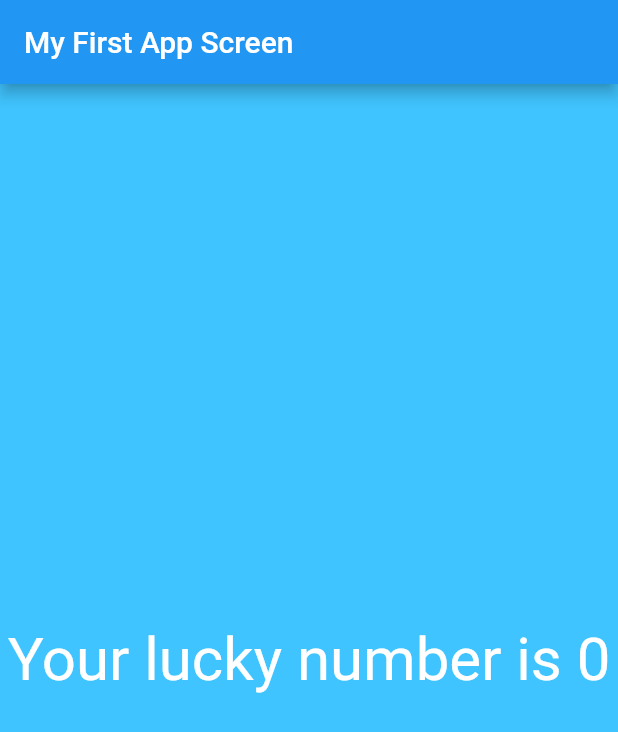
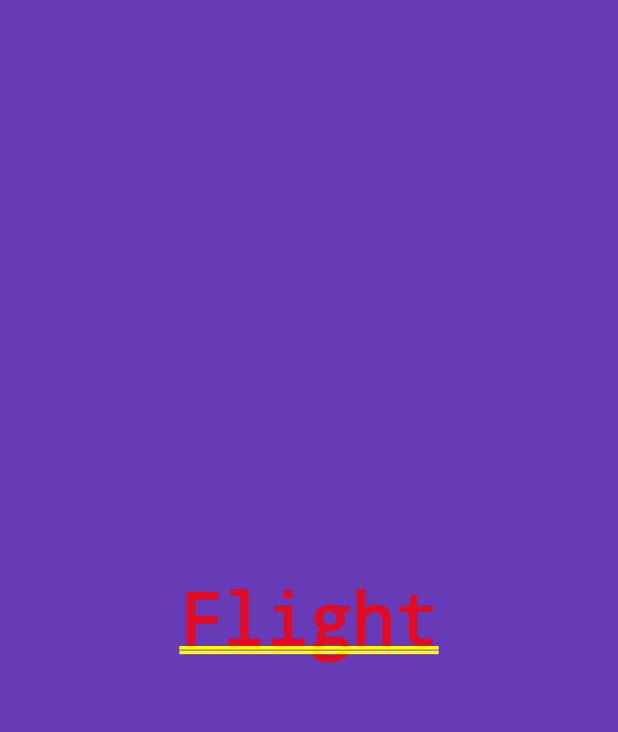
Before and after one commit to ahnayem-cse-sust/interest-calculator, a Flutter app: the screen it shows after launch, on a phone screen of 412 x 824 dp. Shown: the top 732 px of the screen. Run offline on Flutter 3.47's test engine with Material 2 defaults, Android fonts, the phone set to English and light mode, and no system bars.

Commit message:
app screen

```diff
--- a/flutter_app/lib/app_screens/first_screen.dart
+++ /dev/null
@@ -1,29 +0,0 @@
-import 'dart:math';
-
-import 'package:flutter/material.dart';
-
-class FirstScreen extends StatelessWidget{
-  @override
-  Widget build(BuildContext context) {
-    // TODO: implement build
-    return Material(
-      color: Colors.lightBlueAccent,
-      child: Center(
-        child: Text(
-          generateLuckyNumber(),
-          textDirection: TextDirection.ltr,
-          style: TextStyle(color: Colors.white, fontSize: 40.0),
-        ),
-      ),
-    );
-  }
-
-  String generateLuckyNumber() {
-
-    var random = Random();
-    int luckyNumber = random.nextInt(10);
-
-    return "Your lucky number is $luckyNumber";
-  }
-
-}
--- /dev/null
+++ b/flutter_app/lib/app_screens/home.dart
@@ -0,0 +1,15 @@
+import 'package:flutter/material.dart';
+
+class Home extends StatelessWidget {
+
+  @override
+  Widget build(BuildContext context) {
+
+    return Container(
+      alignment: Alignment.center,
+      color: Colors.deepPurple,
+      child: Text("Flight", textDirection: TextDirection.ltr),
+    );
+  }
+
+}
--- a/flutter_app/lib/main.dart
+++ b/flutter_app/lib/main.dart
@@ -1,23 +1,10 @@
 import 'package:flutter/material.dart';
-import 'package:flutter_app/app_screens/first_screen.dart';
 
-void main() => runApp(new MyFlutterApp());
+import 'app_screens/home.dart';
 
-
-class MyFlutterApp extends StatelessWidget {
-
-  @override
-  Widget build(BuildContext context) {
-    // TODO: implement build
-    return MaterialApp(
-      debugShowCheckedModeBanner: false,
-        title: "My Flutter App",
-
-        home:Scaffold(
-          appBar: AppBar(title: Text("My First App Screen"),),
-          body: FirstScreen()
-        )
-    );
-  }
-
+void main(){
+  runApp(MaterialApp(
+    title: "Exploring UI widgets",
+    home: Home(),
+  ));
 }
```
